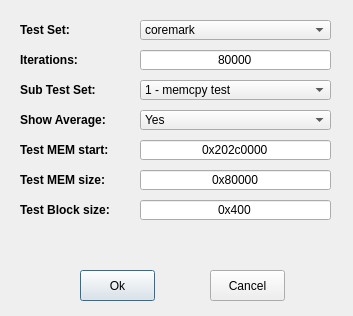
This is gui/Perf-Test.ui in JayHeng/MCU-MemTestUtility as Qt 5 draws it before an edit. The edited form follows.
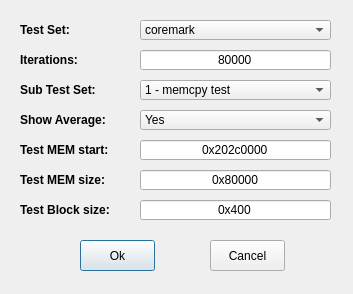
This is the edited form.

What changed in the file:
```diff
--- a/gui/Perf-Test.ui
+++ b/gui/Perf-Test.ui
@@ -7,7 +7,7 @@
     <x>0</x>
     <y>0</y>
     <width>353</width>
-    <height>316</height>
+    <height>294</height>
    </rect>
   </property>
   <property name="windowTitle">
@@ -85,7 +85,7 @@
    <property name="geometry">
     <rect>
      <x>80</x>
-     <y>270</y>
+     <y>240</y>
      <width>75</width>
      <height>31</height>
     </rect>
@@ -98,7 +98,7 @@
    <property name="geometry">
     <rect>
      <x>210</x>
-     <y>270</y>
+     <y>240</y>
      <width>75</width>
      <height>31</height>
     </rect>
```
